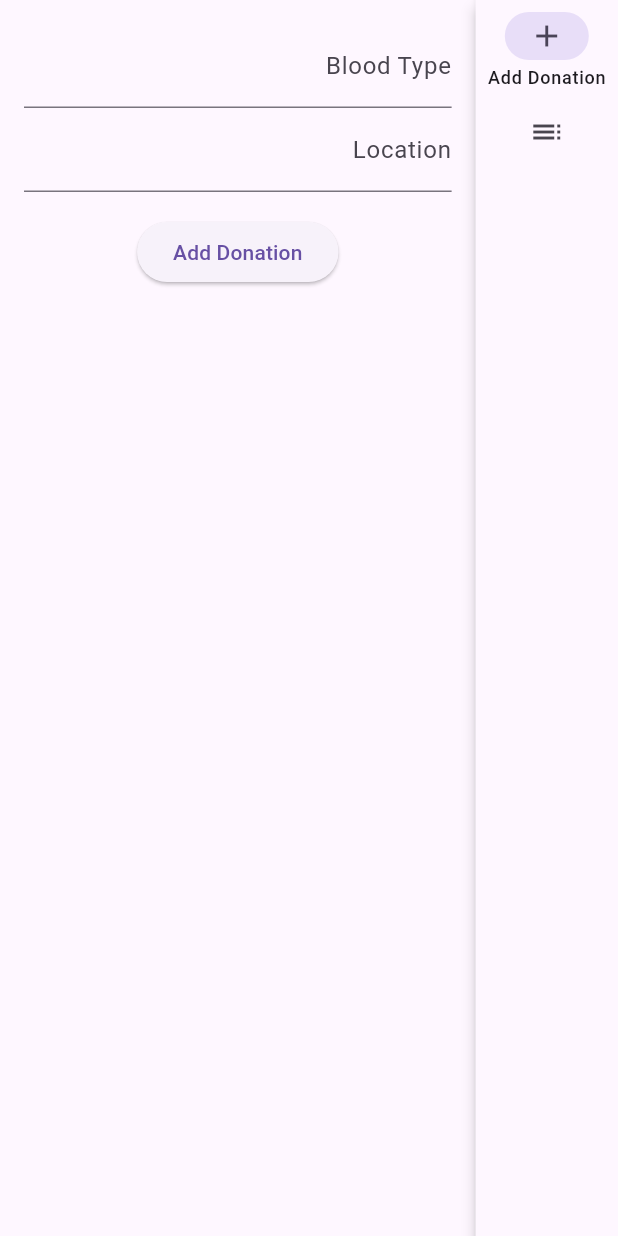
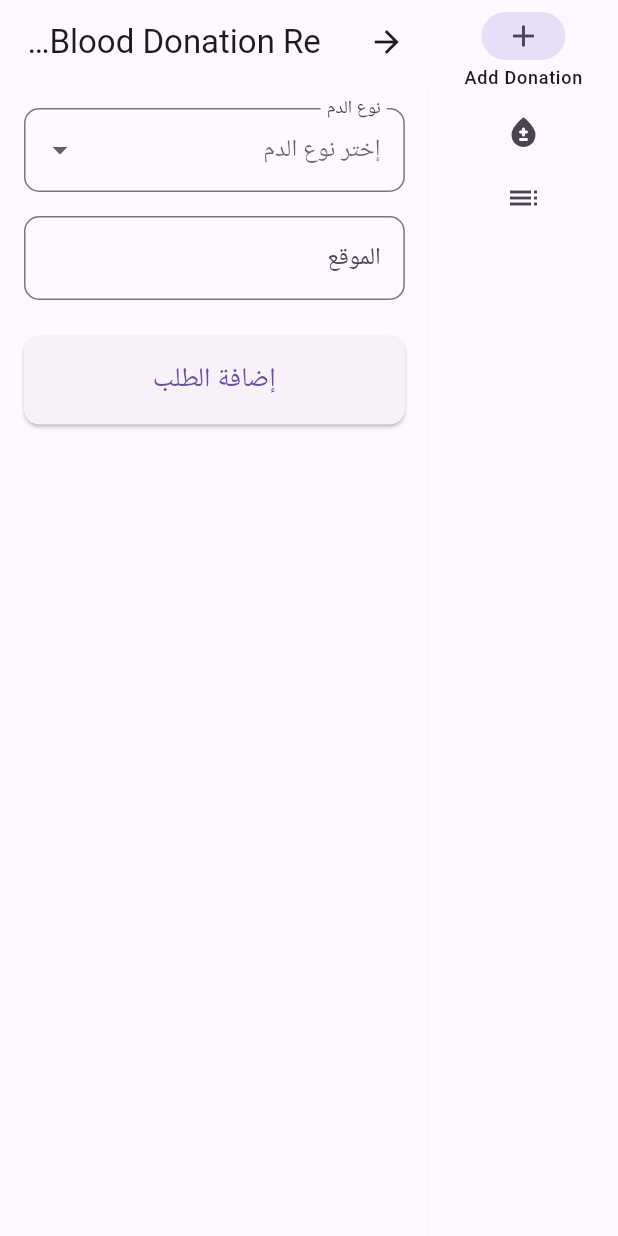
Before and after one commit to omer358/Donor-Dashboard, a Flutter app: the AdminDashboardScreen screen opened by its route, after a tap on "Add Donation", on a phone screen of 412 x 824 dp. Run offline on Flutter 3.47's test engine with Material 3 defaults, Android fonts, the phone set to English and light mode, and no system bars; our stand-ins replace cloud_firestore, firebase_auth, firebase_core, get; accounts and stored records are empty; statements that could not run were skipped.

Commit message:
impl bloodRequest screen

```diff
--- /dev/null
+++ b/lib/controllers/donation_request_controller.dart
@@ -0,0 +1,31 @@
+import 'package:blood_donor_dashboard/services/admin_service.dart';
+import 'package:get/get.dart';
+
+class DonationRequestsController extends GetxController {
+  final AdminService _firestoreService = AdminService();
+
+  // List to hold blood donation requests
+  var donationRequests = <Map<String, dynamic>>[].obs;
+
+  // Method to fetch donation requests from Firestore
+  void fetchDonationRequests() {
+    _firestoreService.getBloodRequests().listen((requests) {
+      donationRequests.assignAll(requests);
+    });
+  }
+
+  // Update the active status of a request
+  Future<void> updateRequestStatus(String id, bool active) async {
+
+    try {
+      await _firestoreService.updateDonationRequest(id, active);
+    } catch (e) {
+      print("Error updating request status: $e");
+    }
+  }
+  @override
+  void onInit() {
+    fetchDonationRequests();
+    super.onInit();
+  }
+}
--- /dev/null
+++ b/lib/models/blood_type.dart
@@ -0,0 +1,35 @@
+enum BloodType {
+  aPositive,
+  aNegative,
+  bPositive,
+  bNegative,
+  abPositive,
+  abNegative,
+  oPositive,
+  oNegative,
+}
+
+extension BloodTypeExtension on BloodType {
+  String get displayName {
+    switch (this) {
+      case BloodType.aPositive:
+        return 'A+';
+      case BloodType.aNegative:
+        return 'A-';
+      case BloodType.bPositive:
+        return 'B+';
+      case BloodType.bNegative:
+        return 'B-';
+      case BloodType.abPositive:
+        return 'AB+';
+      case BloodType.abNegative:
+        return 'AB-';
+      case BloodType.oPositive:
+        return 'O+';
+      case BloodType.oNegative:
+        return 'O-';
+      default:
+        return '';
+    }
+  }
+}
--- a/lib/views/admin_dashboard_screen.dart
+++ b/lib/views/admin_dashboard_screen.dart
@@ -1,13 +1,16 @@
-import 'package:blood_donor_dashboard/views/donation.dart';
+import 'package:blood_donor_dashboard/views/blood_request.dart';
+import 'package:blood_donor_dashboard/views/donation_requests.dart';
 import 'package:flutter/material.dart';
 import 'package:get/get.dart';
 import '../controllers/admin_controller.dart';
+import '../controllers/donation_request_controller.dart';
 import 'donor_list_screen.dart';
 
 class AdminDashboardScreen extends StatelessWidget {
   final AdminController adminController = Get.put(AdminController());
+  final DonationRequestsController donationRequests = Get.put(DonationRequestsController());
 
-   AdminDashboardScreen({super.key});
+  AdminDashboardScreen({super.key});
 
   @override
   Widget build(BuildContext context) {
@@ -27,20 +30,27 @@ class AdminDashboardScreen extends StatelessWidget {
                   label: Text('Add Donation'),
                 ),
                 NavigationRailDestination(
+                  icon: Icon(Icons.bloodtype_rounded),
+                  label: Text('Donation Requests'),
+                ),
+                NavigationRailDestination(
                   icon: Icon(Icons.list),
                   label: Text('Donors List'),
                 ),
+
               ],
             ),
             Expanded(
               child: Obx(() {
                 switch (adminController.selectedPage.value) {
                   case 0:
-                    return  AddDonationScreen();
+                    return BloodRequest();
                   case 1:
+                    return DonationRequests();
+                  case 2:
                     return DonorListScreen();
                   default:
-                    return  DonorListScreen();
+                    return DonorListScreen();
                 }
               }),
             ),
--- /dev/null
+++ b/lib/views/blood_request.dart
@@ -0,0 +1,107 @@
+import 'package:flutter/material.dart';
+import 'package:get/get.dart';
+import '../controllers/donation_controller.dart';
+import '../models/blood_type.dart'; // Assuming you moved the enum to its own file
+
+class BloodRequest extends StatefulWidget {
+  const BloodRequest({super.key});
+
+  @override
+  _BloodRequestState createState() => _BloodRequestState();
+}
+
+class _BloodRequestState extends State<BloodRequest> {
+  final DonationController donationController = Get.put(DonationController());
+  final TextEditingController locationController = TextEditingController();
+
+  BloodType? selectedBloodType; // Store the selected blood type
+
+  @override
+  Widget build(BuildContext context) {
+    return Scaffold(
+      appBar: AppBar(
+        title: const Text('Blood Donation Request'),
+      ),
+      body: Padding(
+        padding: const EdgeInsets.all(16.0),
+        child: Directionality(
+          textDirection: TextDirection.rtl,
+          child: Column(
+            crossAxisAlignment: CrossAxisAlignment.start,
+            children: [
+              // Blood Type Dropdown
+              DropdownButtonFormField<BloodType>(
+                value: selectedBloodType,
+                hint: const Text('إختر نوع الدم'),
+                decoration: InputDecoration(
+                  labelText: 'نوع الدم',
+                  border: OutlineInputBorder(
+                    borderRadius: BorderRadius.circular(10),
+                  ),
+                ),
+                items: BloodType.values.map((BloodType bloodType) {
+                  return DropdownMenuItem<BloodType>(
+                    value: bloodType,
+                    child: Text(bloodType.displayName),
+                  );
+                }).toList(),
+                onChanged: (BloodType? newValue) {
+                  setState(() {
+                    selectedBloodType = newValue!;
+                  });
+                },
+              ),
+              const SizedBox(height: 16),
+              // Location Input Field
+              TextField(
+                controller: locationController,
+                decoration: InputDecoration(
+                  labelText: 'الموقع',
+                  border: OutlineInputBorder(
+                    borderRadius: BorderRadius.circular(10),
+                  ),
+                ),
+              ),
+              const SizedBox(height: 24),
+              // Add Donation Button
+              SizedBox(
+                width: double.infinity,
+                child: ElevatedButton(
+                  onPressed: () {
+                    if (selectedBloodType != null &&
+                        locationController.text.isNotEmpty) {
+                      donationController.addDonation({
+                        'bloodType': selectedBloodType!.displayName,
+                        'location': locationController.text.trim(),
+                        'createdAt': DateTime.now(),
+                        'active': true,
+                      });
+                      Get.snackbar(
+                          'تم', 'تمت إضافة طلب الدم بنجاح!',
+                          snackPosition: SnackPosition.BOTTOM,
+                          backgroundColor: Colors.green,
+                          colorText: Colors.white);
+                    } else {
+                      Get.snackbar('خطأ', 'الرجاء ملء كل الحقول',
+                          snackPosition: SnackPosition.BOTTOM,
+                          backgroundColor: Colors.red,
+                          colorText: Colors.white);
+                    }
+                  },
+                  style: ElevatedButton.styleFrom(
+                    padding: const EdgeInsets.symmetric(vertical: 16),
+                    shape: RoundedRectangleBorder(
+                      borderRadius: BorderRadius.circular(10),
+                    ),
+                  ),
+                  child:
+                      const Text('إضافة الطلب', style: TextStyle(fontSize: 18)),
+                ),
+              ),
+            ],
+          ),
+        ),
+      ),
+    );
+  }
+}
--- a/lib/views/donation.dart
+++ /dev/null
@@ -1,42 +0,0 @@
-import 'package:flutter/material.dart';
-import 'package:get/get.dart';
-import '../controllers/donation_controller.dart';
-
-class AddDonationScreen extends StatelessWidget {
-  final DonationController donationController = Get.put(DonationController());
-  final TextEditingController bloodTypeController = TextEditingController();
-  final TextEditingController locationController = TextEditingController();
-
-  AddDonationScreen({super.key});
-
-  @override
-  Widget build(BuildContext context) {
-    return Padding(
-      padding: const EdgeInsets.all(16.0),
-      child: Column(
-        children: [
-          TextField(
-            controller: bloodTypeController,
-            decoration: InputDecoration(labelText: 'Blood Type'),
-          ),
-          TextField(
-            controller: locationController,
-            decoration: InputDecoration(labelText: 'Location'),
-          ),
-          SizedBox(height: 16),
-          ElevatedButton(
-            onPressed: () {
-              donationController.addDonation({
-                'bloodType': bloodTypeController.text,
-                'location': locationController.text,
-                'createdAt': DateTime.now(),
-                'active': true
-              });
-            },
-            child: Text('Add Donation'),
-          ),
-        ],
-      ),
-    );
-  }
-}
```
Also changed, not shown: lib/services/admin_service.dart (+16 -0 lines), lib/views/donation_requests.dart (added, +47 -0 lines).
